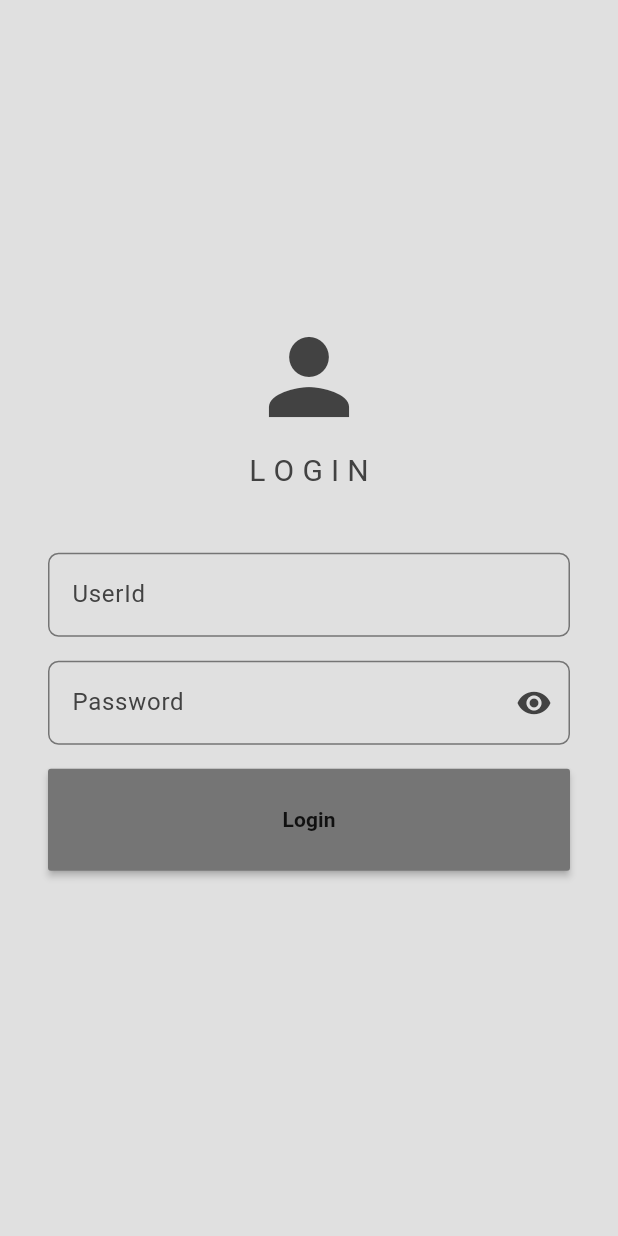
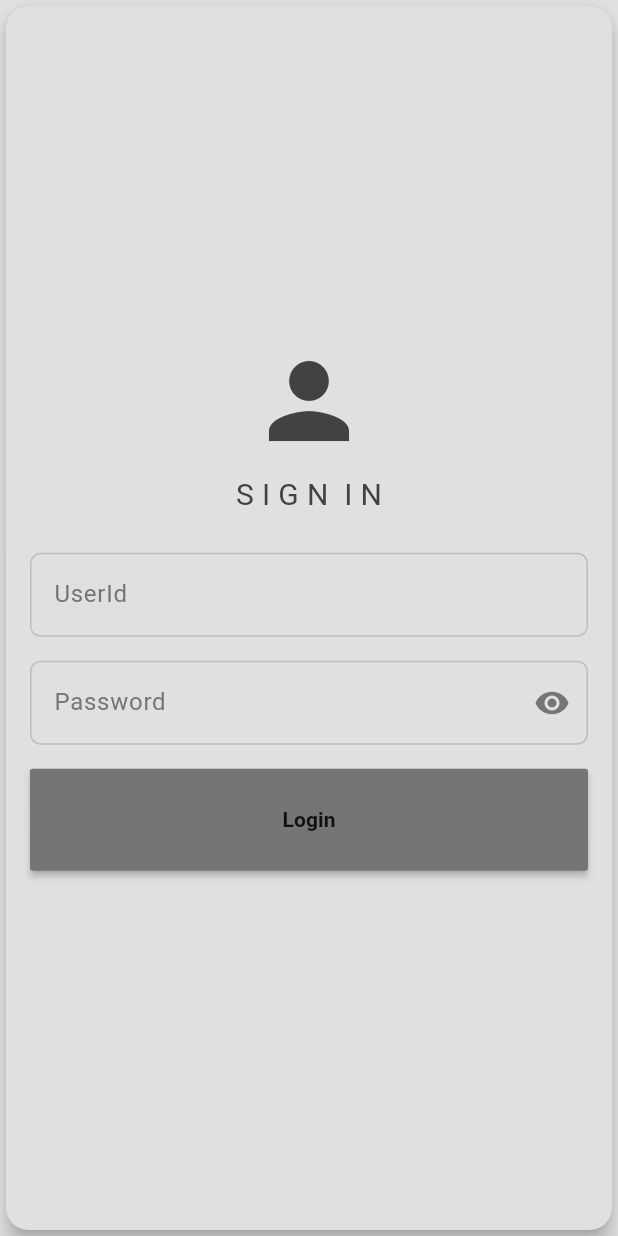
Before and after one commit to Kyusans/flutter-csdl-admin, a Flutter app: the screen it shows after launch, on a phone screen of 412 x 824 dp. Run offline on Flutter 3.47's test engine with Material 3 defaults, Android fonts, the phone set to English and light mode, and no system bars.

Commit message:
added validation if screen is mobile

```diff
--- a/lib/components/my_textfield.dart
+++ b/lib/components/my_textfield.dart
@@ -36,7 +36,7 @@ class _MyTextFieldState extends State<MyTextField> {
         border: const OutlineInputBorder(),
         focusedBorder: OutlineInputBorder(
           borderSide: BorderSide(
-              color: Theme.of(context).colorScheme.inversePrimary,
+            color: Theme.of(context).colorScheme.secondary,
           ),
           borderRadius: const BorderRadius.all(
             Radius.circular(7),
@@ -44,7 +44,7 @@ class _MyTextFieldState extends State<MyTextField> {
         ),
         enabledBorder: OutlineInputBorder(
           borderSide: BorderSide(
-              color: Theme.of(context).colorScheme.secondary,
+            color: Theme.of(context).colorScheme.primary,
           ),
           borderRadius: const BorderRadius.all(
             Radius.circular(7),
@@ -52,7 +52,7 @@ class _MyTextFieldState extends State<MyTextField> {
         ),
         labelText: widget.labelText,
         labelStyle: TextStyle(
-            color: Theme.of(context).colorScheme.inversePrimary,
+          color: Theme.of(context).colorScheme.secondary,
         ),
         prefixIcon: widget.icon,
         suffixIcon: widget.obscureText
@@ -62,12 +62,13 @@ class _MyTextFieldState extends State<MyTextField> {
                     _isObscure = !_isObscure;
                   });
                 },
-                  color: Theme.of(context).colorScheme.inversePrimary,
+                color: Theme.of(context).colorScheme.secondary,
                 icon: _isObscure
                     ? const Icon(Icons.visibility)
                     : const Icon(Icons.visibility_off),
               )
-              : null),
+            : null,
+      ),
     );
   }
 }
--- a/lib/pages/login_page.dart
+++ b/lib/pages/login_page.dart
@@ -11,7 +11,54 @@ class LoginPage extends StatelessWidget {
   Widget build(BuildContext context) {
     return Scaffold(
       backgroundColor: Theme.of(context).colorScheme.background,
-      body: Center(
+      body: LayoutBuilder(
+        builder: (context, constraints) {
+          // Check the available width to determine the layout
+          if (constraints.maxWidth > 1300) {
+            return Row(
+              children: [
+                Column(
+                  mainAxisAlignment: MainAxisAlignment.center,
+                  crossAxisAlignment: CrossAxisAlignment.start,
+                  children: [
+                    Text(
+                      "T E X T  M O T O",
+                      style: TextStyle(
+                        fontSize: 50,
+                      ),
+                    ),
+                  ],
+                ),
+                Expanded(
+                  child: Padding(
+                    padding: const EdgeInsets.symmetric(
+                        vertical: 100, horizontal: 400),
+                    child: Padding(
+                      padding: const EdgeInsets.all(100),
+                      child: _buildLoginSection(context),
+                    ),
+                  ),
+                ),
+              ],
+            );
+          } else {
+            // For smaller screens (like mobile phones)
+            return _buildLoginSection(context);
+          }
+        },
+      ),
+    );
+  }
+
+  Widget _buildLoginSection(context) {
+    return Center(
+      child: Card(
+        elevation: 5,
+        color: Theme.of(context).colorScheme.background,
+        shape: RoundedRectangleBorder(
+          borderRadius: BorderRadius.circular(15),
+        ),
+        child: Container(
           child: Column(
             mainAxisAlignment: MainAxisAlignment.center,
             children: [
@@ -20,20 +67,13 @@ class LoginPage extends StatelessWidget {
                 size: 80,
                 color: Theme.of(context).colorScheme.inversePrimary,
               ),
-            const SizedBox(
-              height: 8,
-            ),
+              const SizedBox(height: 8),
               const Text(
-              "L O G I N",
+                "S I G N  I N",
                 style: TextStyle(fontSize: 20),
               ),
-            const SizedBox(
-              height: 8,
-            ),
-
-            // Textfields
-            Container(
-              margin: const EdgeInsets.all(16),
+              const SizedBox(height: 8),
+              Padding(
                 padding: const EdgeInsets.all(16),
                 child: Column(
                   children: [
@@ -43,30 +83,28 @@ class LoginPage extends StatelessWidget {
                       controller: userIdController,
                       icon: null,
                     ),
-                  const SizedBox(
-                    height: 16,
-                  ),
+                    const SizedBox(height: 16),
                     MyTextField(
                       labelText: "Password",
                       obscureText: true,
                       controller: passwordController,
                       icon: null,
                     ),
-                  const SizedBox(
-                    height: 16,
-                  ),
+                    const SizedBox(height: 16),
                     MyButton(
                       buttonText: "Login",
                       buttonSize: 24,
                       onPressed: () {
                         print("print mo to");
-                      })
+                      },
+                    ),
                   ],
                 ),
               ),
             ],
           ),
         ),
+      ),
     );
   }
 }
--- a/lib/theme/dark_mode.dart
+++ b/lib/theme/dark_mode.dart
@@ -9,7 +9,7 @@ ThemeData darkMode = ThemeData(
     inversePrimary: Colors.grey.shade300,
   ),
   textTheme: ThemeData.light().textTheme.apply(
-        bodyColor: Colors.grey[300],
+        bodyColor: Colors.grey[200],
         displayColor: Colors.white,
       ),
 );
```
Lines whose indentation alone changed are shown as unchanged.
